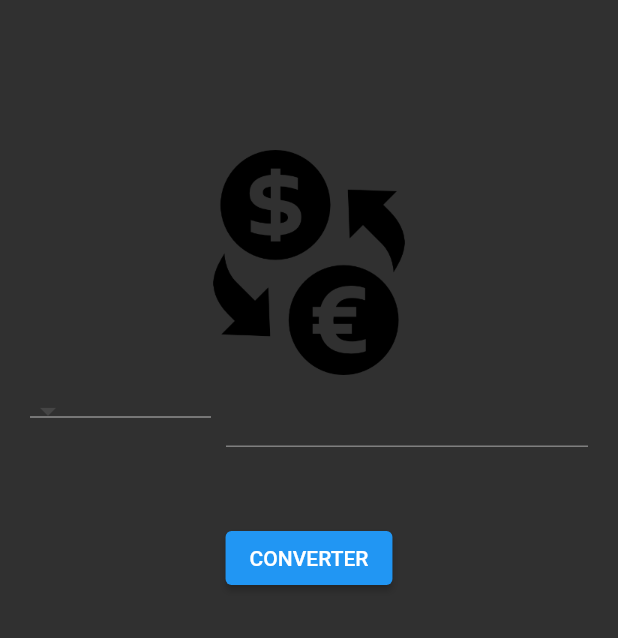
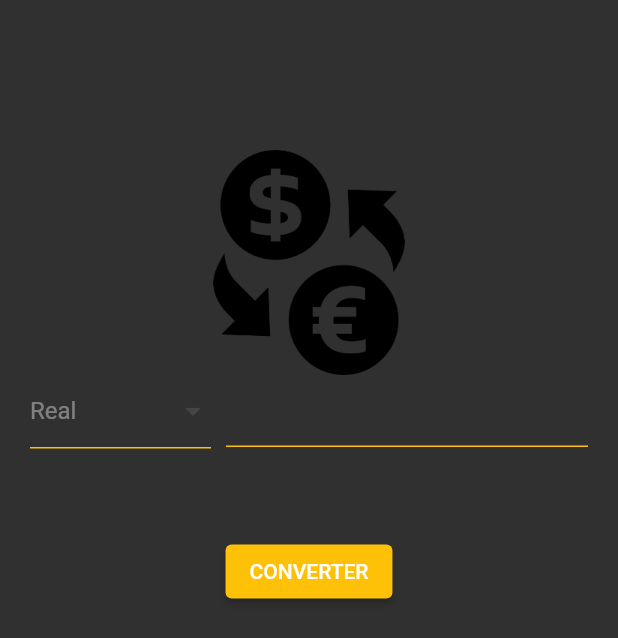
Before and after one commit to toticavalcanti/currency-conversor, a Flutter app: the screen it shows after launch, on a phone screen of 412 x 824 dp. Shown: the top 638 px of the screen. Run offline on Flutter 3.47's test engine with Material 2 defaults, Android fonts, the light colour scheme and no system bars.

Commit message:
align view items

```diff
--- a/lib/app/views/home_view.dart
+++ b/lib/app/views/home_view.dart
@@ -1,9 +1,12 @@
 import 'package:flutter/material.dart';
 
 class HomeView extends StatelessWidget {
+  const HomeView({Key? key}) : super(key: key);
+
   @override
   Widget build(BuildContext context) {
     return Scaffold(
+      resizeToAvoidBottomInset: false,
       body: SizedBox(
         width: MediaQuery.of(context).size.width,
         height: MediaQuery.of(context).size.height,
@@ -16,28 +19,51 @@ class HomeView extends StatelessWidget {
               SizedBox(
                 width: MediaQuery.of(context).size.width,
                 child: Row(
+                  crossAxisAlignment: CrossAxisAlignment.start,
                   children: [
                     Expanded(
                       flex: 1,
-                      child: DropdownButton(
-                        items: const [],
+                      child: SizedBox(
+                        height: 57,
+                        child: DropdownButton(
+                          isExpanded: true,
+                          underline: Container(height: 1, color: Colors.amber),
+                          items: const [
+                            DropdownMenuItem(
+                              child: Text(
+                                'Real',
+                              ),
+                            ),
+                          ],
+                        ),
                       ),
                     ),
-                    SizedBox(width: 10),
-                    Expanded(
+                    const SizedBox(width: 10),
+                    const Expanded(
                         flex: 2,
                         child: TextField(
-                          decoration: InputDecoration(),
+                          decoration: InputDecoration(
+                            enabledBorder: UnderlineInputBorder(
+                              borderSide: BorderSide(color: Colors.amber),
+                            ),
+                            focusedBorder: UnderlineInputBorder(
+                              borderSide: BorderSide(color: Colors.amber),
+                            ),
+                          ),
                         )),
                   ],
                 ),
               ),
-              SizedBox(height: 50),
+              const SizedBox(height: 50),
               ElevatedButton(
                   onPressed: () {},
-                  child: Text(
+                  style: ButtonStyle(
+                    backgroundColor:
+                        MaterialStateProperty.all<Color>(Colors.amber),
+                  ),
+                  child: const Text(
                     'CONVERTER',
-                  ))
+                  )),
             ],
           ),
         ),
```
Also changed, not shown: 1 other file.
